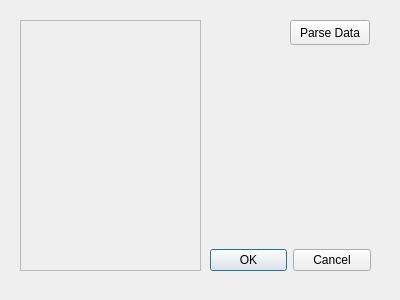
This is parserdialog.ui in skullanbones/ts-analyzer as Qt 5 draws it before an edit. The edited form follows.
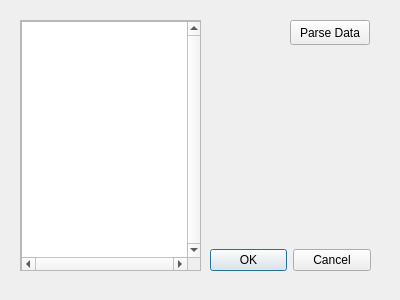
This is the edited form.

Commit message: [parser] Add PAT parsing callback. 1st version.

Diff of the .ui file:
```diff
--- a/parserdialog.ui
+++ b/parserdialog.ui
@@ -63,6 +63,25 @@
       <height>249</height>
      </rect>
     </property>
+    <widget class="QTextBrowser" name="textBrowser">
+     <property name="geometry">
+      <rect>
+       <x>0</x>
+       <y>0</y>
+       <width>181</width>
+       <height>251</height>
+      </rect>
+     </property>
+     <property name="verticalScrollBarPolicy">
+      <enum>Qt::ScrollBarAlwaysOn</enum>
+     </property>
+     <property name="horizontalScrollBarPolicy">
+      <enum>Qt::ScrollBarAlwaysOn</enum>
+     </property>
+     <property name="autoFormatting">
+      <set>QTextEdit::AutoAll</set>
+     </property>
+    </widget>
    </widget>
   </widget>
  </widget>
```
The commit also changes 2 other files.
